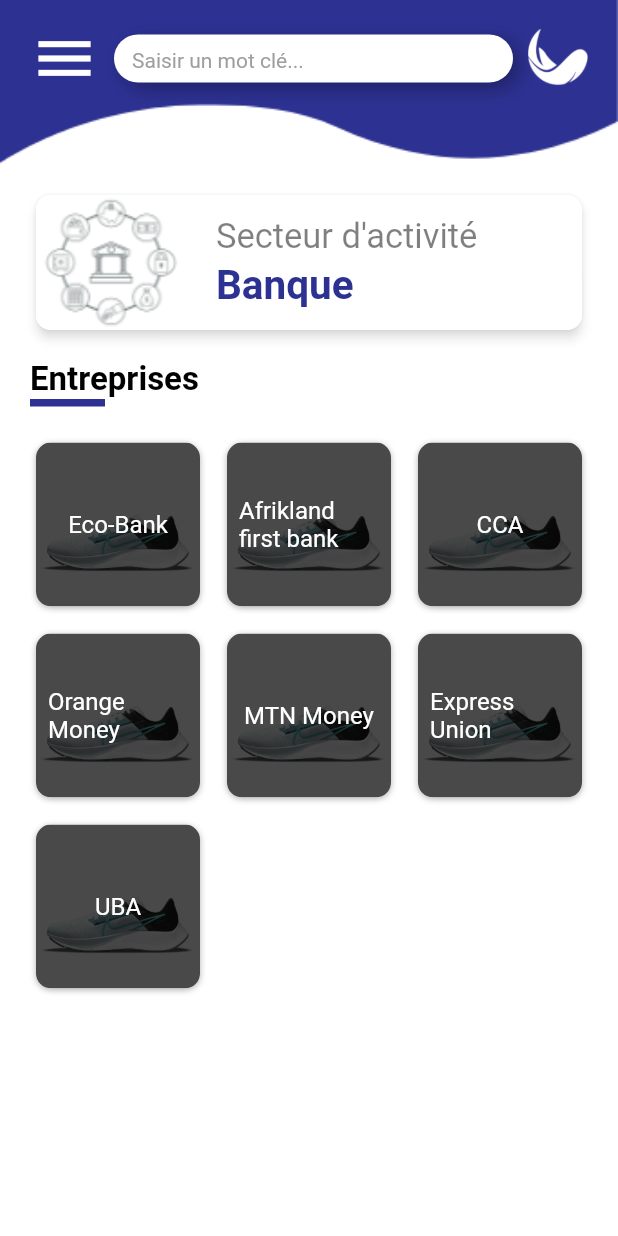
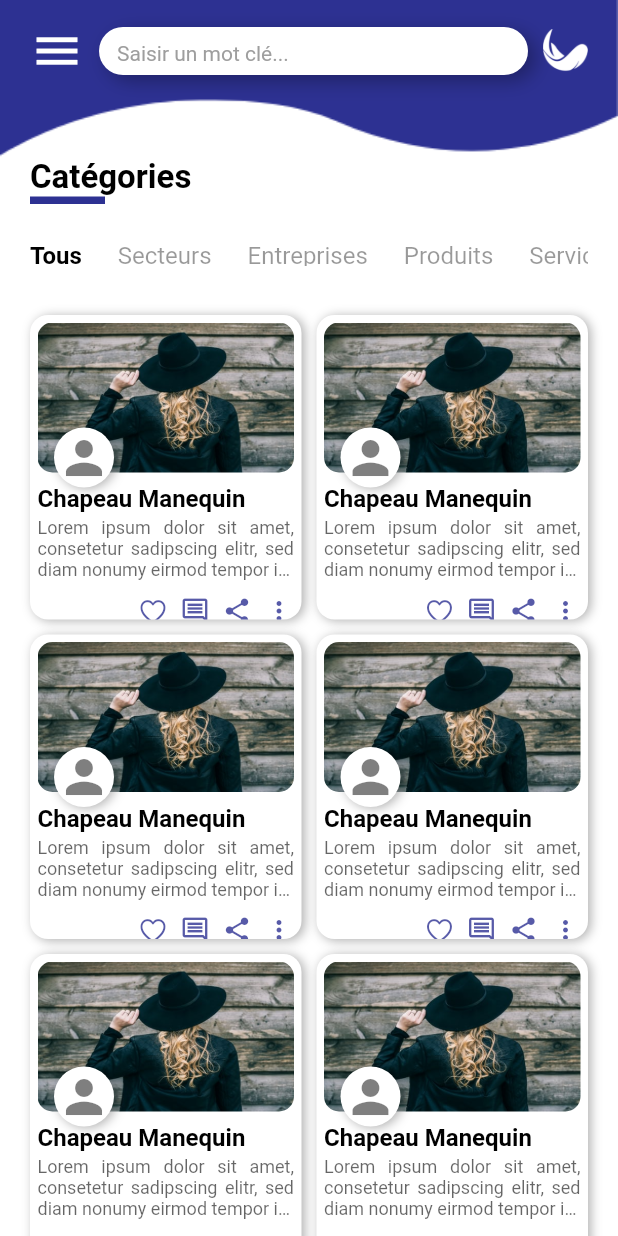
Before and after one commit to Dev-Soft-Group/mdm-app, a Flutter app: the screen it shows after launch, on a phone screen of 412 x 824 dp. Run offline on Flutter 3.47's test engine with Material 2 defaults, Android fonts, the phone set to English and light mode, and no system bars; our stand-ins replace get.

Commit message:
creation de la page des produits

```diff
--- a/lib/components/app_banner.dart
+++ b/lib/components/app_banner.dart
@@ -13,7 +13,7 @@
   @override
   Widget build(BuildContext context) {
     return Container(
-      height: 110,
+      height: 105,
       width: double.infinity,
       decoration: const BoxDecoration(
           color: kWhiteColor,
@@ -28,7 +28,7 @@
           children: [
             const SizedBox(height: 16),
             Row(children: [
-              const Icon(Icons.menu, size: 46, color: kWhiteColor),
+              const Icon(Icons.menu, size: 36, color: kWhiteColor),
               const SizedBox(width: 10),
               Expanded(
                 child: Container(
@@ -69,8 +69,8 @@
               ),
               const SizedBox(width: 10),
               Container(
-                  height: 40,
-                  width: 40,
+                  height: 30,
+                  width: 30,
                   decoration: const BoxDecoration(),
                   child: Image.asset("assets/images/D-SoftTechWhite.png",
                       fit: BoxFit.fill)),
--- a/lib/components/card_item.dart
+++ b/lib/components/card_item.dart
@@ -1,4 +1,3 @@
-
 import 'package:flutter/cupertino.dart';
 import 'package:flutter/material.dart';
 import 'package:get/get.dart';
@@ -6,21 +5,28 @@
 import 'package:mdmscoops/core/app_sizes.dart';
 
 class CardItem extends StatelessWidget {
-  const CardItem({
-    Key? key,
-  }) : super(key: key);
+  const CardItem(
+      {Key? key, this.width, this.left, this.bottom, this.bottomLeft, this.containerHeight, this.imageHeight, this.logoTop})
+      : super(key: key);
+  final double? width;
+  final double? left;
+  final double? bottom;
+  final double? bottomLeft;
+  final double? containerHeight;
+  final double? imageHeight;
+  final double? logoTop;
 
   @override
   Widget build(BuildContext context) {
     return Stack(
       children: [
         Container(
-          height: 240,
-          width: Get.width / 2,
+          height: containerHeight ??  240,
+          width: width ?? Get.width / 2,
           clipBehavior: Clip.antiAlias,
-          margin: const EdgeInsets.only(
-              left: kDefaultPadding,
-              bottom: kDefaultPadding,
+          margin: EdgeInsets.only(
+              left: left ?? kDefaultPadding,
+              bottom: bottom ?? kDefaultPadding,
               top: kDefaultPadding / 2),
           padding: const EdgeInsets.all(5),
           decoration: BoxDecoration(
@@ -34,15 +40,17 @@
               )
             ],
           ),
-          child: Column(crossAxisAlignment: CrossAxisAlignment.start, children: [
+          child:
+              Column(crossAxisAlignment: CrossAxisAlignment.start, children: [
             Container(
-                height: 120,
+                height: imageHeight ?? 120,
                 width: Get.width / 2,
                 clipBehavior: Clip.antiAlias,
                 decoration: BoxDecoration(
                   borderRadius: BorderRadius.circular(kDefaultRadius),
                 ),
-                child: Image.asset("assets/images/photo.jpg", fit: BoxFit.fill)),
+                child:
+                    Image.asset("assets/images/photo.jpg", fit: BoxFit.fill)),
             const SizedBox(height: 8),
             const Text(
               "Chapeau Manequin",
@@ -64,27 +72,39 @@
                 fontSize: 12,
               ),
             ),
-            const SizedBox(height: 8),
+            const SizedBox(height: 10),
             Row(
               mainAxisAlignment: MainAxisAlignment.end,
               children: [
-                InkWell(onTap: (){}, child: Icon(CupertinoIcons.heart, size: 26, color: kPrimaryColor.withOpacity(0.8))),
+                InkWell(
+                    onTap: () {},
+                    child: Icon(CupertinoIcons.heart,
+                        size: 20, color: kPrimaryColor.withOpacity(0.8))),
                 const SizedBox(width: 8),
-                InkWell(onTap: (){}, child:Icon(Icons.comment_outlined, size: 26, color: kPrimaryColor.withOpacity(0.8))),
+                InkWell(
+                    onTap: () {},
+                    child: Icon(Icons.comment_outlined,
+                        size: 20, color: kPrimaryColor.withOpacity(0.8))),
                 const SizedBox(width: 8),
-                InkWell(onTap: (){}, child:Icon(Icons.share, size: 26, color: kPrimaryColor.withOpacity(0.8))),
+                InkWell(
+                    onTap: () {},
+                    child: Icon(Icons.share,
+                        size: 20, color: kPrimaryColor.withOpacity(0.8))),
                 const SizedBox(width: 8),
-                InkWell(onTap: (){}, child:Icon(Icons.more_vert_outlined, size: 26, color: kPrimaryColor.withOpacity(0.8))),
+                InkWell(
+                    onTap: () {},
+                    child: Icon(Icons.more_vert_outlined,
+                        size: 20, color: kPrimaryColor.withOpacity(0.8))),
               ],
             ),
           ]),
         ),
         Positioned(
-          top: 100,
-          left: 35,
+          top: logoTop ?? 100,
+          left: bottomLeft ?? 35,
           child: Container(
-            height: 45,
-            width: 45,
+              height: 40,
+              width: 40,
               decoration: BoxDecoration(
                 shape: BoxShape.circle,
                 color: kWhiteColor,
@@ -96,8 +116,8 @@
                   )
                 ],
               ),
-            child: Icon(Icons.person, size: 40, color: kBlackColor.withOpacity(0.5))
-          ),
+              child: Icon(Icons.person,
+                  size: 36, color: kBlackColor.withOpacity(0.5))),
         ),
       ],
     );
--- a/lib/main.dart
+++ b/lib/main.dart
@@ -20,7 +20,7 @@
         primarySwatch: Colors.blue,
       ),
       getPages: AppPages.pages,
-      initialRoute: AppRoutes.DETAILSSECTEURS, // Route de départ de l'application
+      initialRoute: AppRoutes.PRODUITS, // Route de départ de l'application
     );
   }
 }
--- a/lib/routes/app_pages.dart
+++ b/lib/routes/app_pages.dart
@@ -1,5 +1,7 @@
 import 'package:get/route_manager.dart';
 import 'package:mdmscoops/routes/app_routes.dart';
+import 'package:mdmscoops/screens/detail_produit/bindings/produit_detal_binding.dart';
+import 'package:mdmscoops/screens/detail_produit/views/produit_detail_view.dart';
 import 'package:mdmscoops/screens/detail_secteur/bindings/details_secteurs_binding.dart';
 import 'package:mdmscoops/screens/detail_secteur/views/details_secteurs_view.dart';
 import 'package:mdmscoops/screens/entreprise/bindings/entreprise_binding.dart';
@@ -10,6 +12,8 @@
 import 'package:mdmscoops/screens/onboarding/views/onboarding.dart';
 import 'package:mdmscoops/screens/products/bindings/product_bindings.dart';
 import 'package:mdmscoops/screens/products/views/product_views.dart';
+import 'package:mdmscoops/screens/produits/bindings/produits_bindings.dart';
+import 'package:mdmscoops/screens/produits/views/produit_view.dart';
 import 'package:mdmscoops/screens/secteurs/bindings/secteurs_binding.dart';
 import 'package:mdmscoops/screens/secteurs/views/secteurs_view.dart';
 import 'package:mdmscoops/screens/start/bindings/start_binding.dart';
@@ -55,5 +59,17 @@
       page: () => const SecteurDetailView(),
       binding: SecteurDetailssBinding(),
     ),
+
+    GetPage(
+      name: AppRoutes.PRODUITSDETAILS,
+      page: () => const DetailProduitView(),
+      binding: ProduitDetailBinding(),
+    ),
+
+    GetPage(
+      name: AppRoutes.PRODUITS,
+      page: () => const ProduitsView(),
+      binding: ProduitBinding(),
+    ),
   ];
 }
--- a/lib/routes/app_routes.dart
+++ b/lib/routes/app_routes.dart
@@ -10,7 +10,9 @@
   static const String START = "/start";
   static const String HOMEPAGE = "/home_page";
   static const String PRODUCTS = "/products";
+  static const String PRODUITS = "/produits";
   static const String ENTREPRISES = "/entreprises";
   static const String SECTEURS = "/secteurs";
   static const String DETAILSSECTEURS = "/details_secteurs";
+  static const String PRODUITSDETAILS = "/details_produit";
 }
--- /dev/null
+++ b/lib/screens/detail_produit/bindings/produit_detal_binding.dart
@@ -0,0 +1,12 @@
+
+
+import 'package:get/get.dart';
+import 'package:mdmscoops/screens/detail_produit/controllers/produit_detail_controller.dart';
+
+class ProduitDetailBinding implements Bindings {
+  @override
+  void dependencies() {
+
+    Get.lazyPut<ProduitDetailController>(() => ProduitDetailController());
+  }
+}
--- /dev/null
+++ b/lib/screens/detail_produit/controllers/produit_detail_controller.dart
@@ -0,0 +1,5 @@
+
+
+import 'package:get/get.dart';
+
+class ProduitDetailController extends GetxController{}
--- a/lib/screens/detail_secteur/views/details_secteurs_view.dart
+++ b/lib/screens/detail_secteur/views/details_secteurs_view.dart
@@ -33,7 +33,7 @@
                       crossAxisAlignment: CrossAxisAlignment.start,
                       mainAxisAlignment: MainAxisAlignment.start,
                       children: [
-                        const SizedBox(height: 16),
+                        const SizedBox(height: 3),
                         Card(
                           elevation: 3,
                           color: kWhiteColor,
--- /dev/null
+++ b/lib/screens/produits/bindings/produits_bindings.dart
@@ -0,0 +1,11 @@
+
+
+import 'package:get/instance_manager.dart';
+import 'package:mdmscoops/screens/produits/controllers/produits_controller.dart';
+
+class ProduitBinding implements Bindings {
+  @override
+  void dependencies() {
+    Get.lazyPut<ProduitController>(() => ProduitController());
+  }
+}
--- /dev/null
+++ b/lib/screens/produits/controllers/produits_controller.dart
@@ -0,0 +1,28 @@
+
+import 'package:get/get.dart';
+
+class ProduitController extends GetxController{
+  int selectedTabs = 0;
+
+  List menus = [
+    "Tous",
+    "Secteurs",
+    "Entreprises",
+    "Produits",
+    "Services",
+  ];
+
+  List categories = [
+    "Banques",
+    "Assurances",
+    "Automobiles",
+    "Energie & Ressources naturelles",
+    "Industries",
+    "Infrastructure & Construction",
+  ];
+
+  void onTabChange(int index) {
+    selectedTabs = index;
+    update();
+  }
+}
--- /dev/null
+++ b/lib/screens/produits/views/produit_view.dart
@@ -0,0 +1,107 @@
+import 'package:flutter/material.dart';
+import 'package:get/get.dart';
+import 'package:mdmscoops/components/app_banner.dart';
+import 'package:mdmscoops/components/card_item.dart';
+import 'package:mdmscoops/components/textTitle.dart';
+import 'package:mdmscoops/core/app_colors.dart';
+import 'package:mdmscoops/core/app_sizes.dart';
+import 'package:mdmscoops/screens/produits/controllers/produits_controller.dart';
+
+class ProduitsView extends GetView<ProduitController> {
+  const ProduitsView({Key? key}) : super(key: key);
+
+  @override
+  Widget build(BuildContext context) {
+    return SafeArea(
+      child: GetBuilder<ProduitController>(
+        builder: (controller) => Scaffold(
+          body: Container(
+            height: Get.height,
+            width: Get.width,
+            decoration: const BoxDecoration(
+              color: kWhiteColor,
+            ),
+            child: Column(
+              crossAxisAlignment: CrossAxisAlignment.start,
+              mainAxisAlignment: MainAxisAlignment.start,
+              children: [
+                const AppBanner(),
+                Expanded(
+                  child: Column(
+                    crossAxisAlignment: CrossAxisAlignment.start,
+                    mainAxisAlignment: MainAxisAlignment.start,
+                    children: [
+                      const Padding(
+                        padding: EdgeInsets.symmetric( horizontal: 20.0),
+                        child: TextTitle(text: "Catégories"),
+                      ),
+                      const SizedBox(height: kDefaultPadding - 2),
+                      Container(
+                        height: 30,
+                        padding: const EdgeInsets.symmetric( horizontal: kDefaultPadding),
+                        decoration: const BoxDecoration(),
+                        child: ListView.builder(
+                            scrollDirection: Axis.horizontal,
+                            itemCount: controller.menus.length,
+                            itemBuilder: (context, index) => InkWell(
+                                  onTap: () {
+                                    controller.onTabChange(index);
+                                  },
+                                  child: Padding(
+                                    padding: const EdgeInsets.only(
+                                        right: kDefaultPadding * 1.2,
+                                        top: kDefaultPadding / 3,
+                                        bottom: kDefaultPadding / 3),
+                                    child: Text(
+                                      controller.menus[index],
+                                      style: TextStyle(
+                                        fontSize: 16,
+                                        color: controller.selectedTabs ==
+                                                index
+                                            ? kBlackColor
+                                            : kBlackColor.withOpacity(0.4),
+                                        fontWeight:
+                                            controller.selectedTabs == index
+                                                ? FontWeight.w600
+                                                : FontWeight.w400,
+                                      ),
+                                    ),
+                                  ),
+                                )),
+                      ),
+                      const SizedBox(height: kDefaultPadding - 4),
+                      Expanded(
+                        child: SingleChildScrollView(
+                          child: Container(
+                            margin: const EdgeInsets.symmetric(horizontal: kDefaultPadding),
+                            child: Wrap(
+                              runSpacing: 0,
+                              spacing: kDefaultPadding / 2,
+                              children: [...List.generate(
+                                  10,
+                                  (index) => CardItem(
+                                        width: Get.width / 2 - 25,
+                                        left: 0,
+                                        bottom: 0,
+                                        bottomLeft: kDefaultPadding -4,
+                                        containerHeight: 203,
+                                        imageHeight: 100,
+                                        logoTop: 85,
+                                      )),
+                                      const SizedBox(height: kDefaultPadding),
+                                      ],
+                            ),
+                          ),
+                        ),
+                      ),
+                    ],
+                  ),
+                ),
+              ],
+            ),
+          ),
+        ),
+      ),
+    );
+  }
+}
```
Also changed, not shown: lib/screens/detail_produit/views/produit_detail_view.dart (added, +199 -0 lines). Lines whose indentation alone changed are shown as unchanged.
